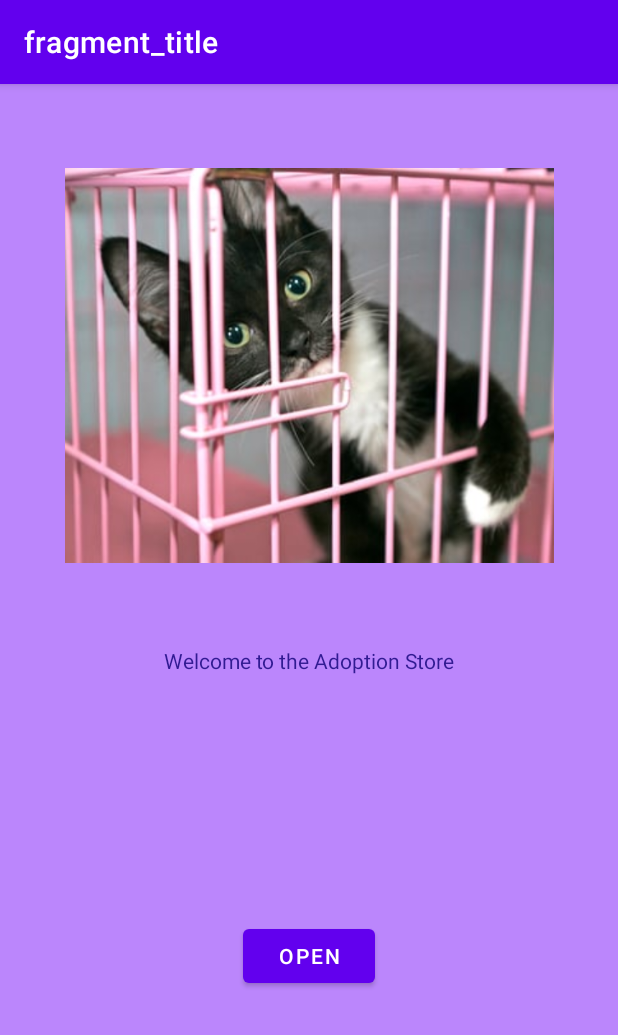
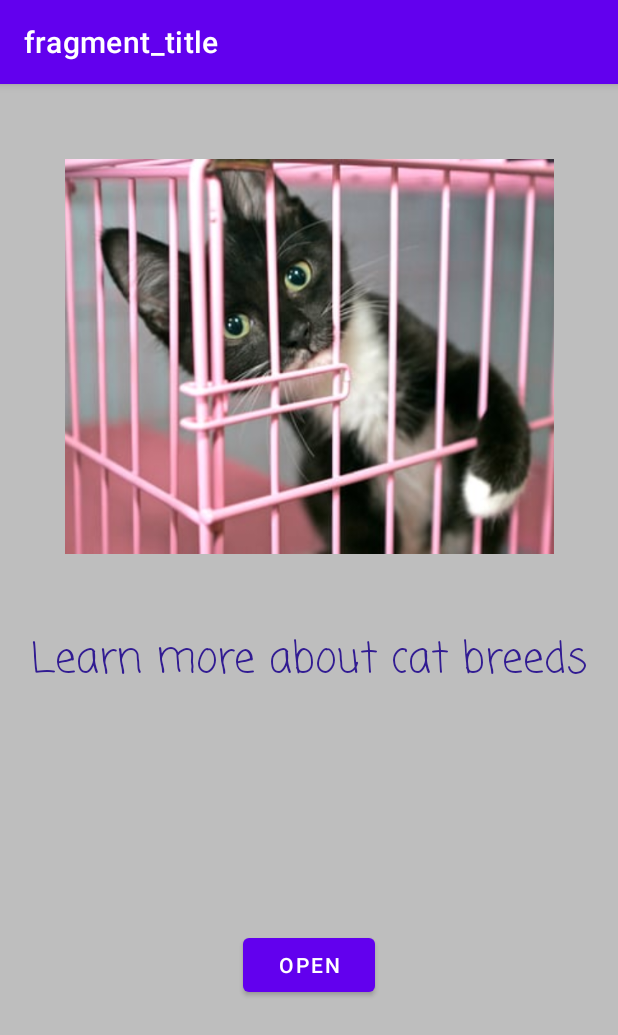
Before and after one commit to Edzisani/KittyAPP, an Android app: the screen it shows after launch (MainActivity), on a phone screen of 412 x 824 dp. Shown: the top 1035 px of the screen. Run offline under Robolectric (Android 15) with nearby library versions, the phone set to English and light mode, and no system bars; our stand-ins replace data binding, navigation-ui.

Commit message:
Latest changes to layout

```diff
--- a/app/src/main/res/layout/fragment_title.xml
+++ b/app/src/main/res/layout/fragment_title.xml
@@ -5,9 +5,8 @@
     android:layout_width="match_parent"
     android:layout_height="match_parent"
     android:background="@color/teal_700"
-    android:backgroundTint="@color/purple_200"
+    android:backgroundTint="@android:color/secondary_text_dark"
     tools:context=".overview.titleFragment">
-
 
 
     <TextView
@@ -18,8 +17,10 @@
         android:layout_marginTop="16dp"
         android:layout_marginEnd="16dp"
         android:layout_marginBottom="16dp"
-        android:text="@string/welcome_to_the_adoption_store"
+        android:fontFamily="casual"
+        android:text="@string/learn_about_breeds"
         android:textColor="#311B92"
+        android:textSize="28sp"
         app:layout_constraintBottom_toBottomOf="parent"
         app:layout_constraintEnd_toEndOf="parent"
         app:layout_constraintStart_toStartOf="parent"
@@ -44,6 +45,7 @@
         android:id="@+id/imageView"
         android:layout_width="326dp"
         android:layout_height="263dp"
+        android:contentDescription="@string/kitten_image"
         android:scaleType="centerCrop"
         android:src="@drawable/catimage"
         app:layout_constraintBottom_toTopOf="@+id/txtViewTitle"
--- a/app/src/main/res/layout/listcard.xml
+++ b/app/src/main/res/layout/listcard.xml
@@ -22,6 +22,7 @@
             android:layout_marginTop="8dp"
             android:layout_marginEnd="8dp"
             android:layout_marginBottom="8dp"
+            android:contentDescription="@string/kitten_image"
             android:src="@drawable/ic_launcher_foreground"
             app:layout_constraintBottom_toBottomOf="parent"
             app:layout_constraintEnd_toStartOf="@+id/breed"
@@ -30,8 +31,7 @@
             app:layout_constraintTop_toTopOf="parent"
             app:layout_constraintVertical_bias="0.0"
             app:layout_constraintWidth_percent=".3"
-            tools:ignore="ImageContrastCheck"
-            android:contentDescription="@string/todo" />
+            tools:ignore="ImageContrastCheck" />
 
         <TextView
             android:id="@+id/breed"
--- a/app/src/main/res/values/strings.xml
+++ b/app/src/main/res/values/strings.xml
@@ -8,7 +8,8 @@
     <string name="open">OPEN</string>
     <string name="welcome_to_the_adoption_store">Welcome to the Adoption Store</string>
     <string name="the_20_available_cats_for_adoption">The 20 available cats for adoption</string>
+    <string name="learn_about_breeds">Learn more about cat breeds</string>
     <string name="search_here">Search Here</string>
-    <string name="todo">TODO</string>
+    <string name="kitten_image">Kitten Image</string>
     <string name="cat_details">Cat Details</string>
 </resources>
```
